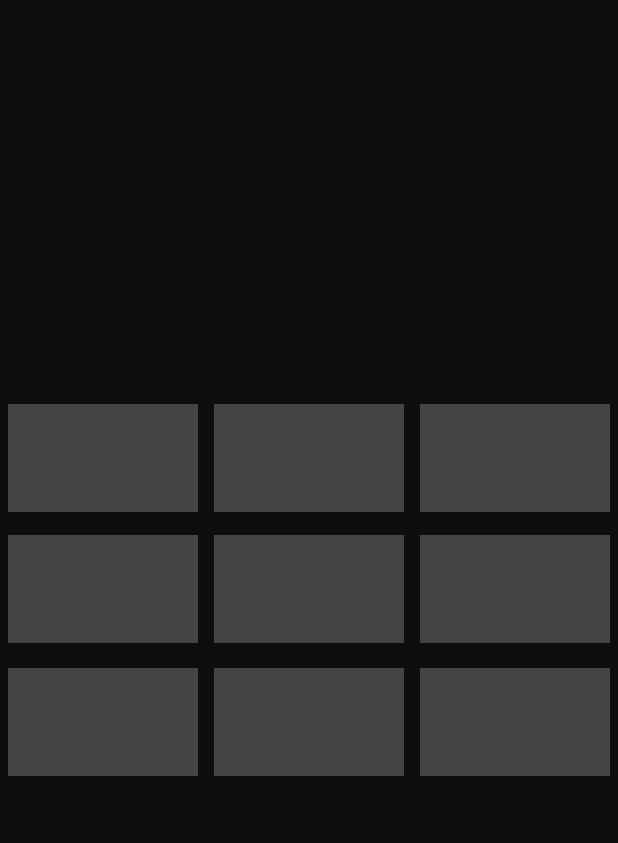
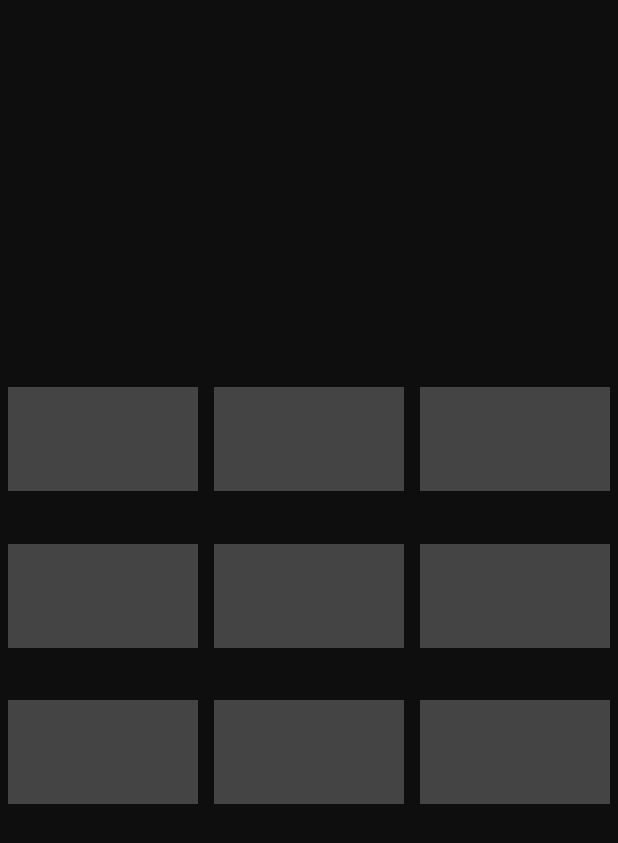
Before and after one commit to Tanuj-code/Android-TIC_TAC_TOE-GAME, an Android app: the MainActivity2 screen opened directly, with no data from a screen before it, on a phone screen of 412 x 824 dp. Shown: the top 843 px of the screen. Run offline under Robolectric (Android 15) with nearby library versions, the phone set to English and light mode, and no system bars.

Commit message:
UPDATED AGAIN

```diff
--- a/app/src/main/res/layout/activity_main2.xml
+++ b/app/src/main/res/layout/activity_main2.xml
@@ -20,21 +20,19 @@
         <LinearLayout
             android:id="@+id/linearLayout1"
             android:layout_width="match_parent"
-            android:layout_height="77dp"
-            android:layout_marginTop="80dp"
-            android:layout_marginBottom="5dp"
+            android:layout_height="80dp"
             android:orientation="horizontal"
             app:layout_constraintBottom_toBottomOf="parent"
             app:layout_constraintEnd_toEndOf="parent"
-            app:layout_constraintHorizontal_bias="1.0"
+            app:layout_constraintHorizontal_bias="0.5"
             app:layout_constraintStart_toStartOf="parent"
             app:layout_constraintTop_toTopOf="parent"
-            app:layout_constraintVertical_bias="0.278">
+            app:layout_constraintVertical_bias="0.340">
 
             <TextView
                 android:id="@+id/textView2"
                 android:layout_width="100dp"
-                android:layout_height="72dp"
+                android:layout_height="match_parent"
                 android:layout_margin="5dp"
                 android:layout_weight="1"
                 android:gravity="center"
@@ -43,7 +41,7 @@
             <TextView
                 android:id="@+id/textView3"
                 android:layout_width="100dp"
-                android:layout_height="72dp"
+                android:layout_height="match_parent"
                 android:layout_margin="5dp"
                 android:layout_weight="1"
                 android:gravity="center" />
@@ -51,7 +49,7 @@
             <TextView
                 android:id="@+id/textView4"
                 android:layout_width="100dp"
-                android:layout_height="72dp"
+                android:layout_height="match_parent"
                 android:layout_margin="5dp"
                 android:layout_weight="1"
                 android:gravity="center" />
@@ -60,21 +58,19 @@
         <LinearLayout
             android:id="@+id/linearLayout2"
             android:layout_width="match_parent"
-            android:layout_height="77dp"
-            android:layout_marginTop="80dp"
-            android:layout_marginBottom="5dp"
+            android:layout_height="80dp"
             android:orientation="horizontal"
             app:layout_constraintBottom_toBottomOf="parent"
             app:layout_constraintEnd_toEndOf="parent"
-            app:layout_constraintHorizontal_bias="1.0"
+            app:layout_constraintHorizontal_bias="0.5"
             app:layout_constraintStart_toStartOf="parent"
             app:layout_constraintTop_toTopOf="parent"
-            app:layout_constraintVertical_bias="0.410">
+            app:layout_constraintVertical_bias="0.480">
 
             <TextView
                 android:id="@+id/textView5"
                 android:layout_width="100dp"
-                android:layout_height="72dp"
+                android:layout_height="match_parent"
                 android:layout_margin="5dp"
                 android:layout_weight="1"
                 android:gravity="center"
@@ -83,7 +79,7 @@
             <TextView
                 android:id="@+id/textView6"
                 android:layout_width="100dp"
-                android:layout_height="72dp"
+                android:layout_height="match_parent"
                 android:layout_margin="5dp"
                 android:layout_weight="1"
                 android:gravity="center" />
@@ -91,7 +87,7 @@
             <TextView
                 android:id="@+id/textView7"
                 android:layout_width="100dp"
-                android:layout_height="72dp"
+                android:layout_height="match_parent"
                 android:layout_margin="5dp"
                 android:layout_weight="1"
                 android:gravity="center"
@@ -101,20 +97,19 @@
         <LinearLayout
             android:id="@+id/linearLayout3"
             android:layout_width="match_parent"
-            android:layout_height="77dp"
-            android:layout_marginTop="80dp"
+            android:layout_height="80dp"
             android:orientation="horizontal"
             app:layout_constraintBottom_toBottomOf="parent"
             app:layout_constraintEnd_toEndOf="parent"
-            app:layout_constraintHorizontal_bias="1.0"
+            app:layout_constraintHorizontal_bias="0.5"
             app:layout_constraintStart_toStartOf="parent"
             app:layout_constraintTop_toTopOf="parent"
-            app:layout_constraintVertical_bias="0.540">
+            app:layout_constraintVertical_bias="0.620">
 
             <TextView
                 android:id="@+id/textView8"
                 android:layout_width="100dp"
-                android:layout_height="72dp"
+                android:layout_height="match_parent"
                 android:layout_margin="5dp"
                 android:layout_weight="1"
                 android:gravity="center" />
@@ -122,7 +117,7 @@
             <TextView
                 android:id="@+id/textView9"
                 android:layout_width="100dp"
-                android:layout_height="72dp"
+                android:layout_height="match_parent"
                 android:layout_margin="5dp"
                 android:layout_weight="1"
                 android:gravity="center" />
@@ -130,7 +125,7 @@
             <TextView
                 android:id="@+id/textView10"
                 android:layout_width="100dp"
-                android:layout_height="72dp"
+                android:layout_height="match_parent"
                 android:layout_margin="5dp"
                 android:layout_weight="1"
                 android:gravity="center" />
```
